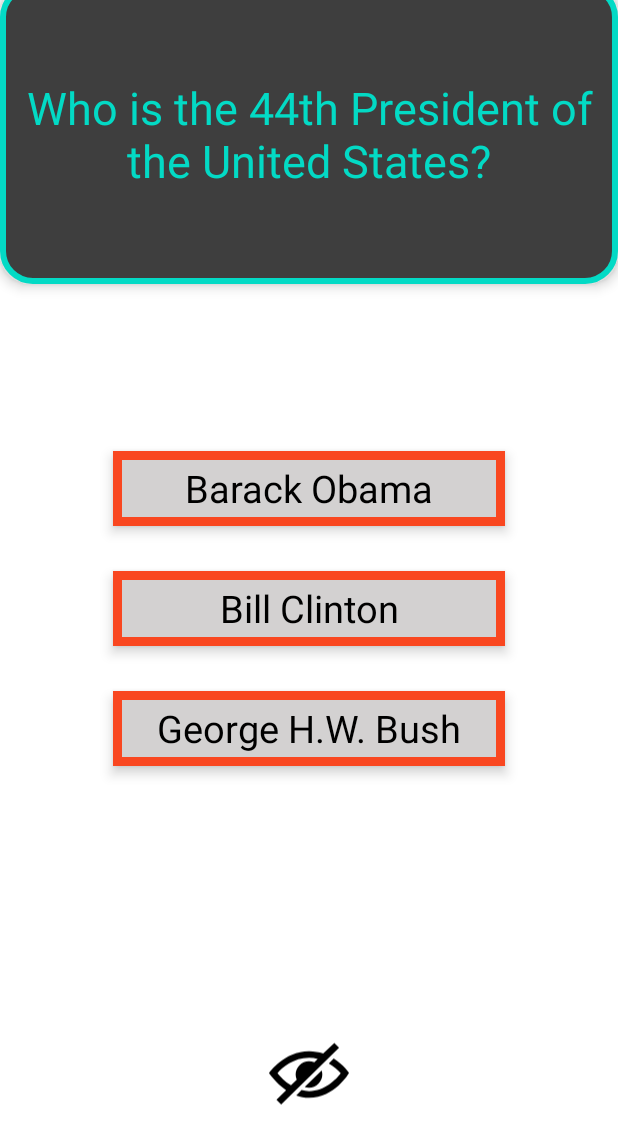
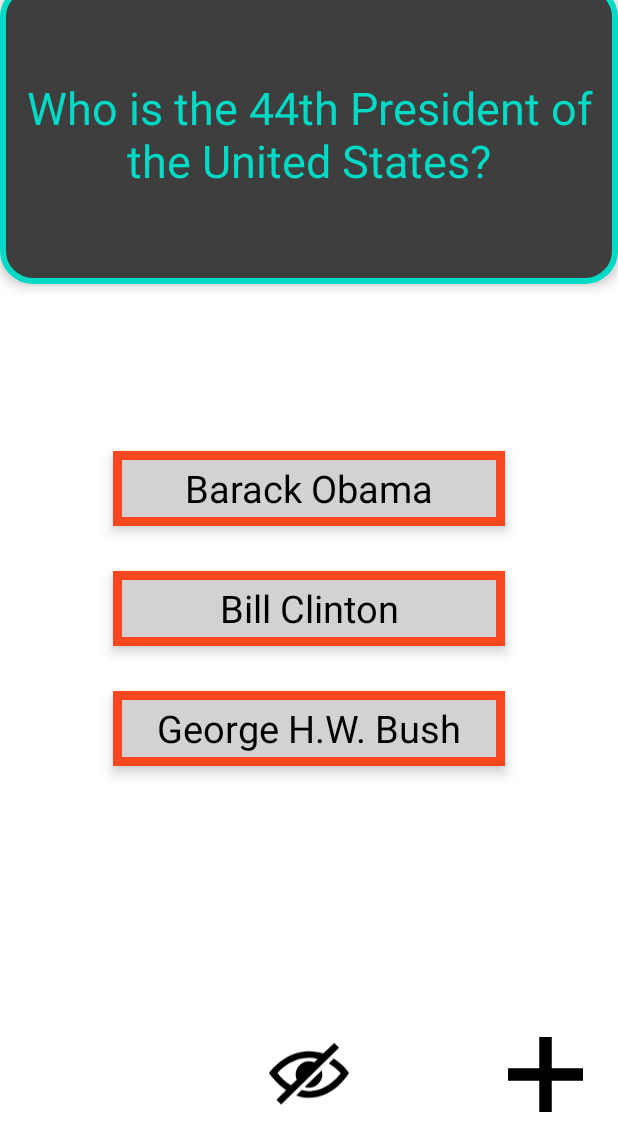
Before and after one commit to ADAS2024/Lab4, an Android app: the screen it shows after launch (MainActivity), on a phone screen of 412 x 824 dp, the part 100-1236 px from its top. Run offline under Robolectric (Android 15) with nearby library versions, the phone set to English and light mode, and no system bars.

Commit message:
New changes

```diff
--- a/app/src/main/AndroidManifest.xml
+++ b/app/src/main/AndroidManifest.xml
@@ -9,6 +9,7 @@
         android:roundIcon="@mipmap/ic_launcher_round"
         android:supportsRtl="true"
         android:theme="@style/Theme.ArnabsFlashcardApp">
+        <activity android:name=".AddCardActivityMain"></activity>
         <activity android:name=".MainActivity">
             <intent-filter>
                 <action android:name="android.intent.action.MAIN" />
--- a/app/src/main/java/com/example/arnabsflashcardapp/MainActivity.java
+++ b/app/src/main/java/com/example/arnabsflashcardapp/MainActivity.java
@@ -3,15 +3,19 @@ package com.example.arnabsflashcardapp;
 import androidx.appcompat.app.AppCompatActivity;
 
 import android.annotation.SuppressLint;
+import android.content.Intent;
+import android.media.Image;
 import android.os.Bundle;
 import android.view.View;
 import android.widget.CompoundButton;
+import android.widget.EditText;
 import android.widget.ImageView;
 import android.widget.TextView;
 import android.widget.ToggleButton;
 
 public class MainActivity extends AppCompatActivity {
     boolean isShowingAnswers = true;
+
 
     @Override
     protected void onCreate(Bundle savedInstanceState) {
@@ -24,7 +28,19 @@ public class MainActivity extends AppCompatActivity {
         TextView flashcardanswer1 = findViewById(R.id.flashcard_answer1);
         TextView flashcardanswer2 = findViewById(R.id.flashcard_answer2);
         TextView flashcardanswer3 = findViewById(R.id.flashcard_answer3);
-        ImageView eyebutton =  ((ImageView) findViewById(R.id.toggle_choices_visibility));
+        ImageView eyebutton =  (findViewById(R.id.toggle_choices_visibility));
+        ImageView plusbutton = (findViewById(R.id.newcard));
+
+
+
+        plusbutton.setOnClickListener(new View.OnClickListener() {
+            @Override
+            public void onClick(View v) {
+                Intent intent =  new Intent(MainActivity.this, AddCardActivityMain.class);
+                MainActivity.this.startActivityForResult(intent,100);
+            }
+        });
+
 
 
         flashcardquestion.setOnClickListener(new View.OnClickListener() {
@@ -94,4 +110,18 @@ public class MainActivity extends AppCompatActivity {
             }
         });
     }
+
+    @Override
+    protected void onActivityResult(int requestCode, int resultCode, Intent data) {
+        super.onActivityResult(requestCode, resultCode, data);
+        if (requestCode == 100) { // this 100 needs to match the 100 we used when we called startActivityForResult!
+            String question = data.getExtras().getString("string1"); // 'string1' needs to match the key we used when we put the string in the Intent
+            String answer = data.getExtras().getString("string2");
+
+            EditText flashcardquestion= (EditText) findViewById(R.id.editTextQuestion);
+            flashcardquestion.setText(question);
+            EditText flashcardanswer = (EditText) findViewById(R.id.editTextAnswer);
+            flashcardanswer.setText(answer);
+        }
+    }
 }
--- /dev/null
+++ b/app/src/main/res/drawable/plusbutton.xml
@@ -0,0 +1,9 @@
+<vector xmlns:android="http://schemas.android.com/apk/res/android"
+    android:width="24dp"
+    android:height="24dp"
+    android:viewportWidth="24"
+    android:viewportHeight="24">
+  <path
+      android:fillColor="#FF000000"
+      android:pathData="M24,10h-10v-10h-4v10h-10v4h10v10h4v-10h10z"/>
+</vector>
--- a/app/src/main/res/layout/activity_main.xml
+++ b/app/src/main/res/layout/activity_main.xml
@@ -81,4 +81,16 @@
         android:layout_centerHorizontal="true"
         android:src="@drawable/hide_icon" />
 
+    <ImageView
+        android:id="@+id/newcard"
+        android:layout_width="50dp"
+        android:layout_height="82dp"
+        android:layout_alignParentEnd="true"
+        android:layout_alignParentBottom="true"
+        android:layout_marginEnd="23dp"
+        android:layout_marginBottom="0dp"
+        android:src="@drawable/plusbutton" />
+
+
+
 </RelativeLayout>
```
Also changed, not shown: app/src/main/java/com/example/arnabsflashcardapp/AddCardActivityMain.java (added, +41 -0 lines), app/src/main/res/drawable/cancelbutton.xml (added, +9 -0 lines), app/src/main/res/drawable/save.xml (added, +9 -0 lines), app/src/main/res/layout/activity_add_card_main.xml (added, +47 -0 lines).
